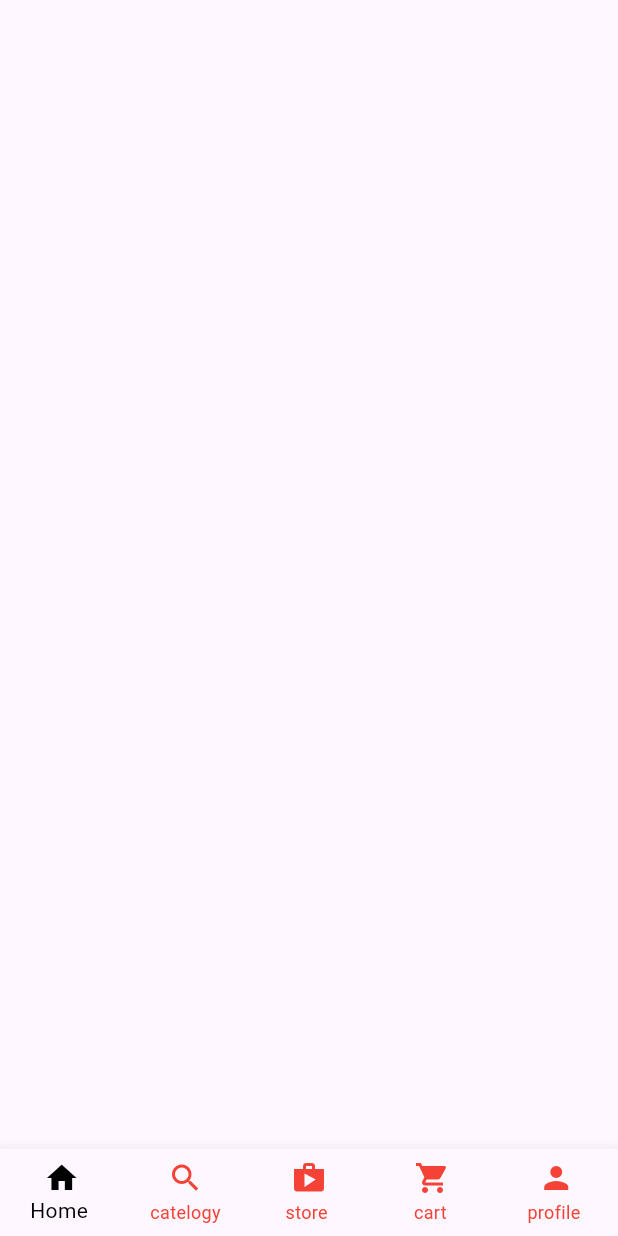
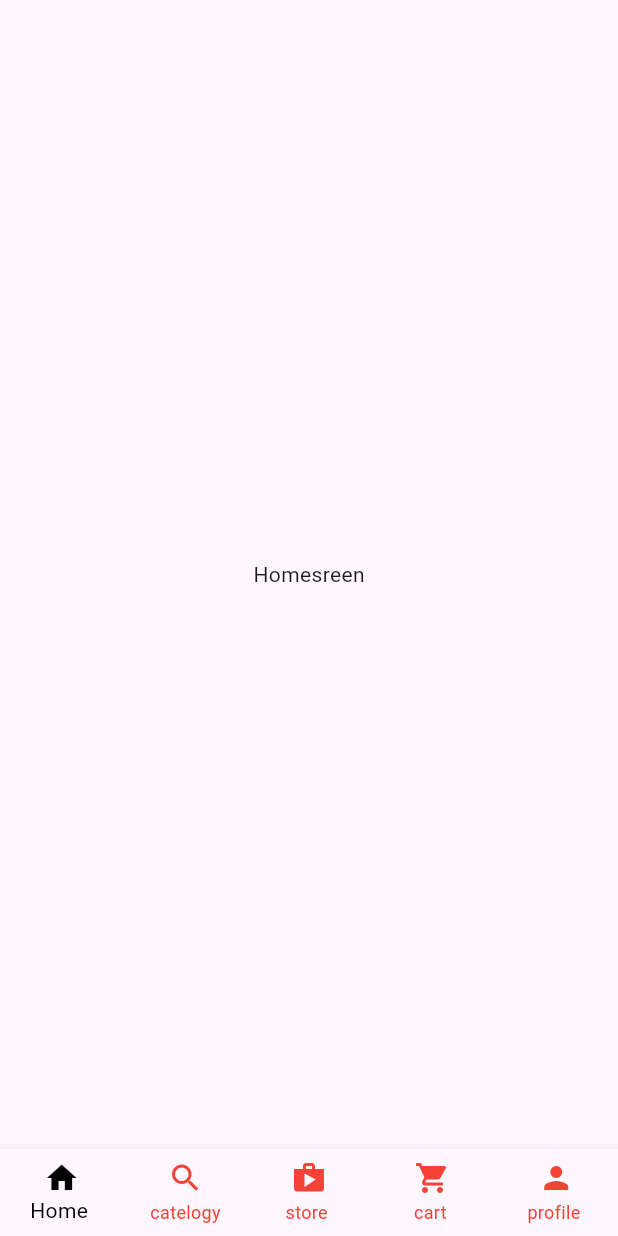
Before and after one commit to ANH2018/Bottom-Navigation-Bar, a Flutter app: the screen it shows after launch, on a phone screen of 412 x 824 dp. Run offline on Flutter 3.47's test engine with Material 3 defaults, Android fonts, the phone set to English and light mode, and no system bars.

Commit message:
add thêm new screen khi nhấn vào bottom icon

```diff
--- a/lib/main_screen/custemhome_screen.dart
+++ b/lib/main_screen/custemhome_screen.dart
@@ -1,4 +1,5 @@
 import 'package:flutter/material.dart';
+import 'package:flutter/widgets.dart';
 
 class customhomescreen extends StatefulWidget {
   const customhomescreen({super.key});
@@ -9,11 +10,20 @@ class customhomescreen extends StatefulWidget {
 
 class _customhomescreenState extends State<customhomescreen> {
   @override
+  final List <Widget> tabs =const[
+    Center(child: Text("Homesreen"),),
+    Center(child: Text("catelogysreen"),),
+    Center(child: Text("storesreen"),),
+    Center(child: Text("cartsreen"),),
+    Center(child: Text("profilesreen"),),
+
+  ];
   int _selecindex=0;
 
   Widget build(BuildContext context) {
     return  Scaffold(
 
+         body: tabs[_selecindex],
          bottomNavigationBar:BottomNavigationBar(
           type: BottomNavigationBarType.fixed, // canh chinh
           unselectedItemColor:Colors.red,
```
